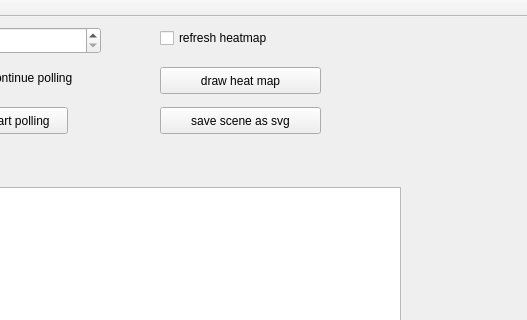
The window that RayDisplayWindow.ui (janisozaur/mgr_rd2) describes before a commit, drawn with Qt 5; both pictures show x 490 to 1017 and y 0 to 320 of the 1017 by 699 pixel window.
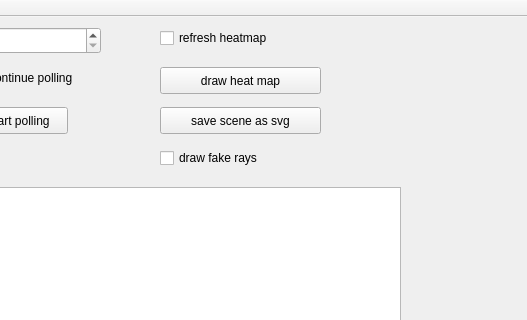
The same window after the commit.

Commit message: add support for drawing fake rays

```diff
--- a/RayDisplayWindow.ui
+++ b/RayDisplayWindow.ui
@@ -160,6 +160,19 @@
      <string>refresh heatmap</string>
     </property>
    </widget>
+   <widget class="QCheckBox" name="drawFakesCheckBox">
+    <property name="geometry">
+     <rect>
+      <x>650</x>
+      <y>130</y>
+      <width>161</width>
+      <height>22</height>
+     </rect>
+    </property>
+    <property name="text">
+     <string>draw fake rays</string>
+    </property>
+   </widget>
   </widget>
   <widget class="QMenuBar" name="menuBar">
    <property name="geometry">
```
The commit also changes 3 other files.
